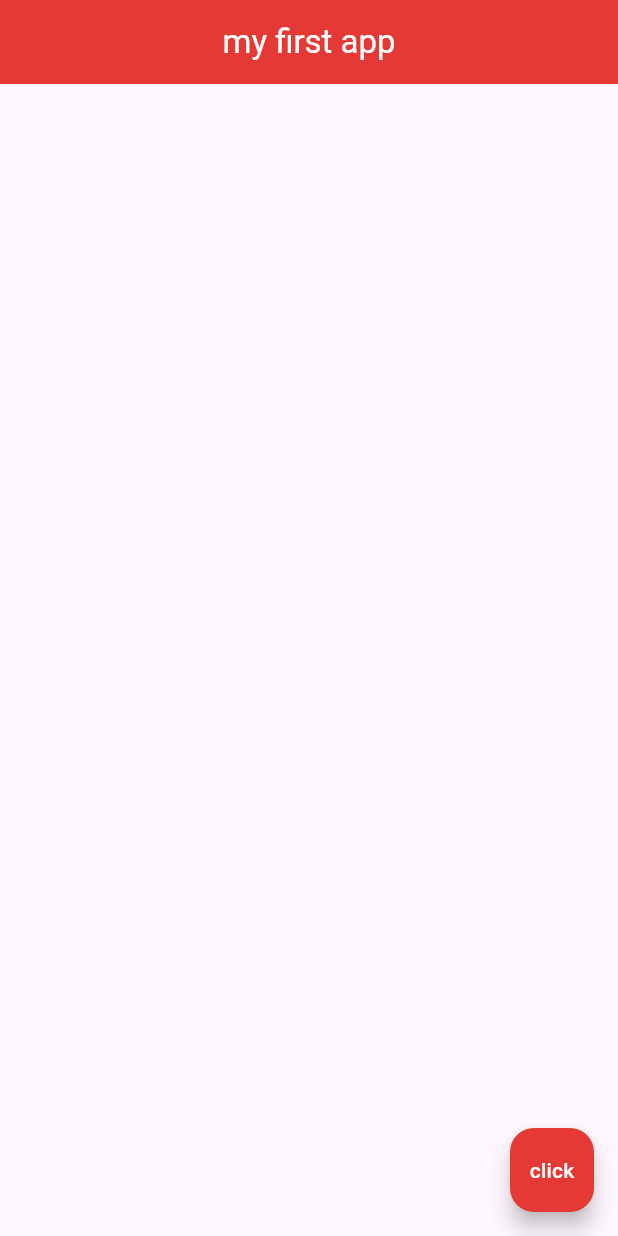
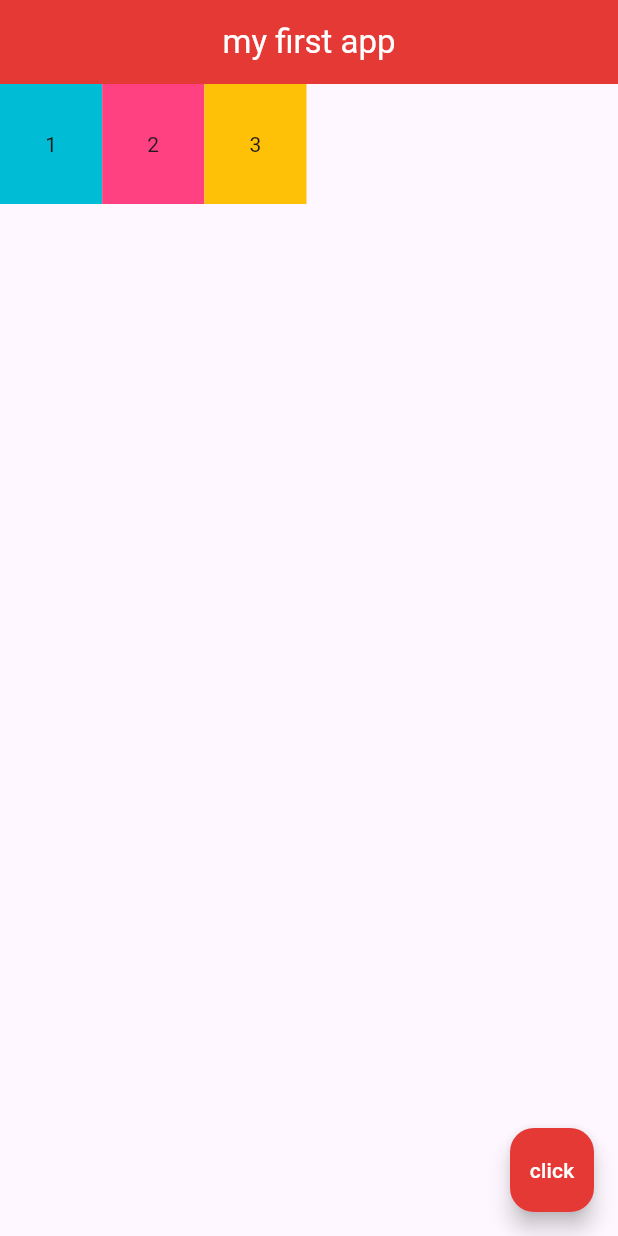
Before and after one commit to jamydevelop/Flutter-MyApp, a Flutter app: the screen it shows after launch, on a phone screen of 412 x 824 dp. Run offline on Flutter 3.47's test engine with Material 3 defaults, Android fonts, the phone set to English and light mode, and no system bars.

Commit message:
Initial Edit

```diff
--- a/myapp/lib/main.dart
+++ b/myapp/lib/main.dart
@@ -24,9 +24,21 @@ class Home extends StatelessWidget {
       ),
       body: Row(
         children: <Widget>[
-          Container(),
-          Container(),
-          Container(),
+          Container(
+            padding: EdgeInsets.all(30.0),
+            color: Colors.cyan,
+            child: Text("1"),
+          ),
+          Container(
+            padding: EdgeInsets.all(30.0),
+            color: Colors.pinkAccent,
+            child: Text("2"),
+          ),
+          Container(
+            padding: EdgeInsets.all(30.0),
+            color: Colors.amber,
+            child: Text("3"),
+          ),
         ],
       ),
       floatingActionButton: FloatingActionButton(
```
